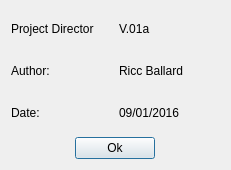
Above: src/UIs/AboutDialog.ui from RiccBallard/PyCronScheduler before the change. Below: the same form after it.
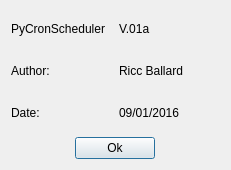
That is the form after the change.

Patch:
```diff
--- a/src/UIs/AboutDialog.ui
+++ b/src/UIs/AboutDialog.ui
@@ -31,7 +31,7 @@
      <item>
       <widget class="QLabel" name="label">
        <property name="text">
-        <string>Project Director</string>
+        <string>PyCronScheduler</string>
        </property>
       </widget>
      </item>
```
